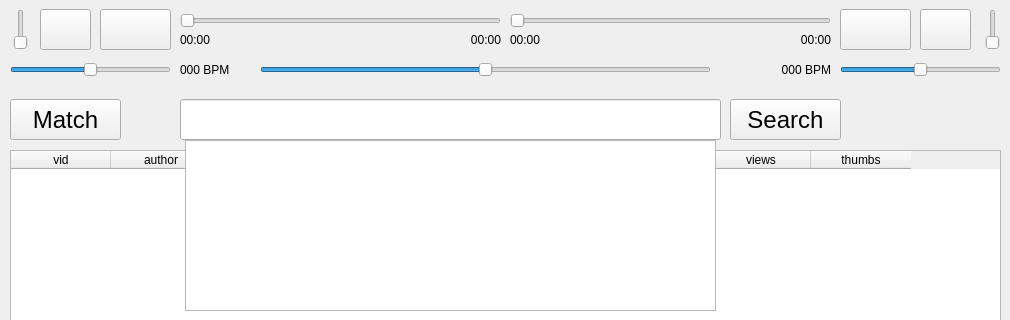
The window that main.ui (prusnak/cliptor) describes before a commit, drawn with Qt 5; both pictures show x 0 to 1010 and y 300 to 620 of the 1010 by 741 pixel window.
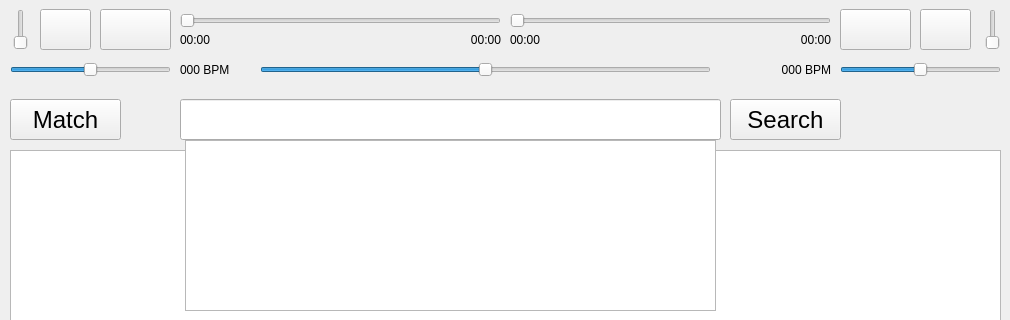
The same window after the commit. Icons and pictures are not drawn.

The edit to the form file:
```diff
--- a/main.ui
+++ b/main.ui
@@ -387,7 +387,7 @@
      <string>00:00</string>
     </property>
    </widget>
-   <widget class="QTableWidget" name="tableResults">
+   <widget class="QListWidget" name="listResults">
     <property name="geometry">
      <rect>
       <x>10</x>
@@ -396,51 +396,6 @@
       <height>261</height>
      </rect>
     </property>
-    <column>
-     <property name="text">
-      <string>vid</string>
-     </property>
-    </column>
-    <column>
-     <property name="text">
-      <string>author</string>
-     </property>
-    </column>
-    <column>
-     <property name="text">
-      <string>published</string>
-     </property>
-    </column>
-    <column>
-     <property name="text">
-      <string>title</string>
-     </property>
-    </column>
-    <column>
-     <property name="text">
-      <string>desc</string>
-     </property>
-    </column>
-    <column>
-     <property name="text">
-      <string>length</string>
-     </property>
-    </column>
-    <column>
-     <property name="text">
-      <string>rating</string>
-     </property>
-    </column>
-    <column>
-     <property name="text">
-      <string>views</string>
-     </property>
-    </column>
-    <column>
-     <property name="text">
-      <string>thumbs</string>
-     </property>
-    </column>
    </widget>
    <widget class="QPushButton" name="buttonRecommend">
     <property name="geometry">
```
Left out of the diff: 2 changed lines with no effect on the pictures.
